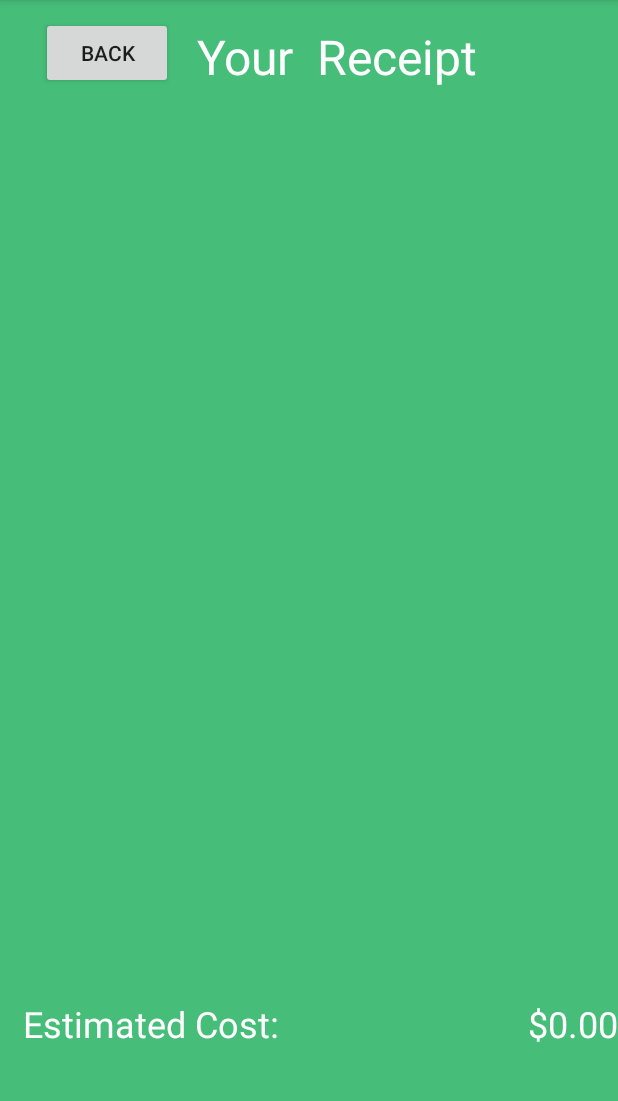
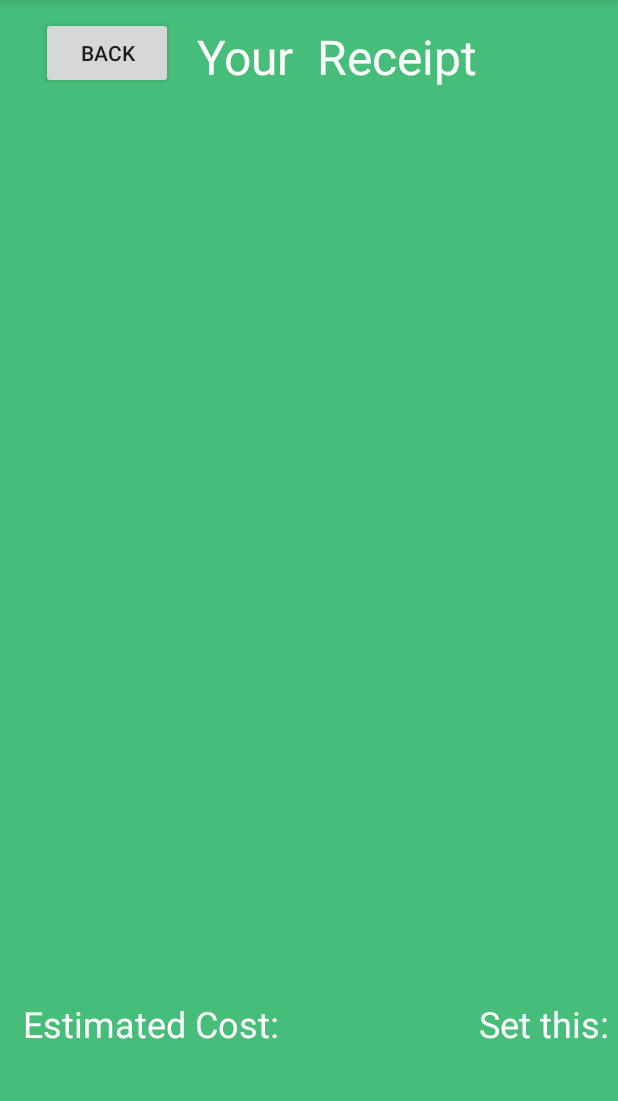
Before and after one commit to kennyhong/Eventus-Android, an Android app: the ReceiptActivity screen opened directly, with no data from a screen before it, on a phone screen of 412 x 824 dp, the part 84-1185 px from its top. Run offline under Robolectric (Android 15) with nearby library versions, the phone set to English and light mode, and no system bars.

Commit message:
Can successfully navigate to, and away from new activity

```diff
--- a/app/src/main/java/com/example/baronvonfaustiii/eventus_android/ui/ReceiptActivity.java
+++ b/app/src/main/java/com/example/baronvonfaustiii/eventus_android/ui/ReceiptActivity.java
@@ -17,6 +17,7 @@ import com.example.baronvonfaustiii.eventus_android.model.Service;
 public class ReceiptActivity extends AppCompatActivity
 {
     public static final String EXTRA_EVENT = "event";
+
     private ArrayList<Service> eventServices;
     LinearLayout scrollLayout = null;
 
@@ -42,7 +43,16 @@ public class ReceiptActivity extends AppCompatActivity
         scrollLayout = (LinearLayout) findViewById(R.id.ServiceScrollLinearLayout);
 
         setupListeners();
+        setEstimatedCost();
     }
+
+    public void setEstimatedCost()
+    {
+        TextView eCost= (TextView) findViewById(R.id.EstimatedCost);
+        eCost.setText("Set this: ");
+
+    }
+
 
     public void setupListeners()
     {
@@ -58,7 +68,7 @@ public class ReceiptActivity extends AppCompatActivity
 
         // Initialize the back button, for navigating back to the event
 
-        Button backButton = (Button) findViewById(R.id.backButton);
+        Button backButton = (Button) findViewById(R.id.back_button);
 
         backButton.setOnClickListener(new View.OnClickListener() {
             public void onClick(View v) {
@@ -74,14 +84,12 @@ public class ReceiptActivity extends AppCompatActivity
 
     public void createNewServiceTextView(Service service)
     {
-
-
         TextView result = new TextView(this);
         result.setText("New Service Added"); // switch this to the service title + "---------------"+ cost
         result.setBackgroundColor(-1);
         result.setTextSize(24f);
         result.setTextColor((0xff000000));
-        result.setClickable(true);
+        result.setClickable(false);
 
         LinearLayout.LayoutParams lp = new LinearLayout.LayoutParams(LinearLayout.LayoutParams.MATCH_PARENT, LinearLayout.LayoutParams.WRAP_CONTENT);
         scrollLayout.addView(result, lp);
```
Also changed, not shown: app/src/main/java/com/example/baronvonfaustiii/eventus_android/ui/ViewEventActivity.java (+16 -0 lines).
